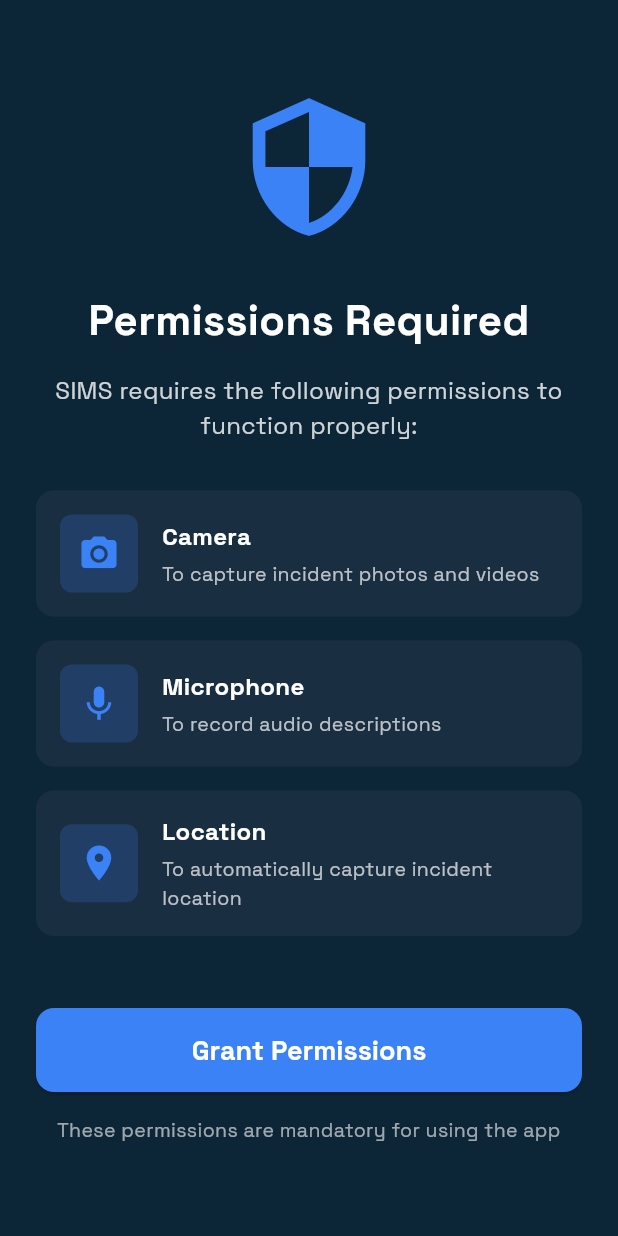
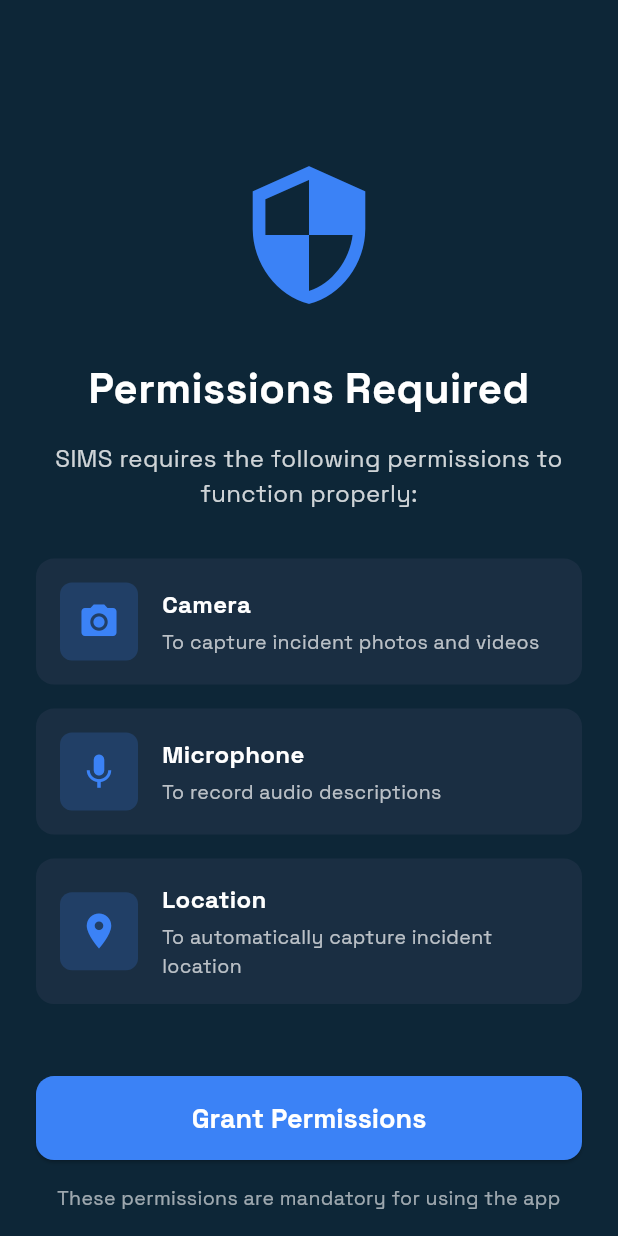
Before and after one commit to BATSNet/sims, a Flutter app: the PermissionScreen screen opened by its route, on a phone screen of 412 x 824 dp. Run offline on Flutter 3.47's test engine with Material 3 defaults, Android fonts, the phone set to English and light mode, and no system bars; our stand-ins replace bloc, camera, equatable, flutter_bloc, geolocator, go_router and 3 more; missing offline and left inert: record, video_compress; accounts and stored records are empty; network calls fail.

Commit message:
Screen Fixes

```diff
--- a/sims-app/lib/src/screens/permission_screen.dart
+++ b/sims-app/lib/src/screens/permission_screen.dart
@@ -19,11 +19,12 @@ class _PermissionScreenState extends State<PermissionScreen> {
   Widget build(BuildContext context) {
     return Scaffold(
       body: SafeArea(
-        child: Padding(
-          padding: const EdgeInsets.all(24.0),
-          child: Column(
-            mainAxisAlignment: MainAxisAlignment.center,
-            children: [
+        child: SingleChildScrollView(
+          child: Padding(
+            padding: const EdgeInsets.all(24.0),
+            child: Column(
+              children: [
+              SizedBox(height: MediaQuery.of(context).size.height * 0.1),
               const Icon(
                 Icons.security,
                 size: 100,
@@ -106,8 +107,10 @@ class _PermissionScreenState extends State<PermissionScreen> {
                 ),
                 textAlign: TextAlign.center,
               ),
+              const SizedBox(height: 32),
             ],
           ),
+        ),
         ),
       ),
     );
--- a/sims-app/lib/src/screens/phone_number_screen.dart
+++ b/sims-app/lib/src/screens/phone_number_screen.dart
@@ -136,6 +136,10 @@ class _PhoneNumberScreenState extends State<PhoneNumberScreen> {
                           const SizedBox(height: 24),
                           TextFormField(
                             controller: _phoneController,
+                            style: const TextStyle(
+                              color: SimsColors.dark,
+                              fontSize: 16,
+                            ),
                             decoration: InputDecoration(
                               labelText: 'Phone Number',
                               hintText: '+1234567890',
```
